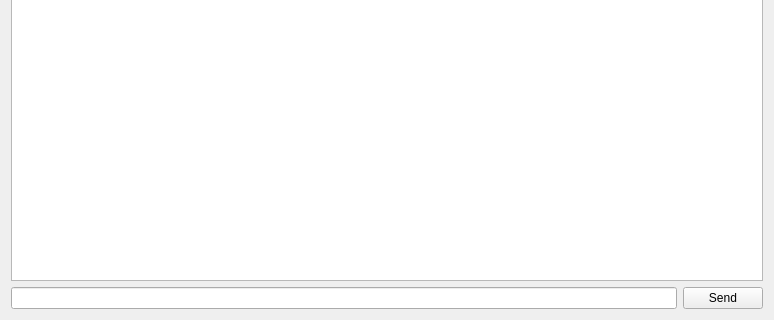
Above: widgets/assistantpanel.ui from wdg-projects/TeamProjectSummer2026 before the change; both pictures show x 0 to 774 and y 324 to 644 of the 774 by 644 pixel window. Below: the same form after it.
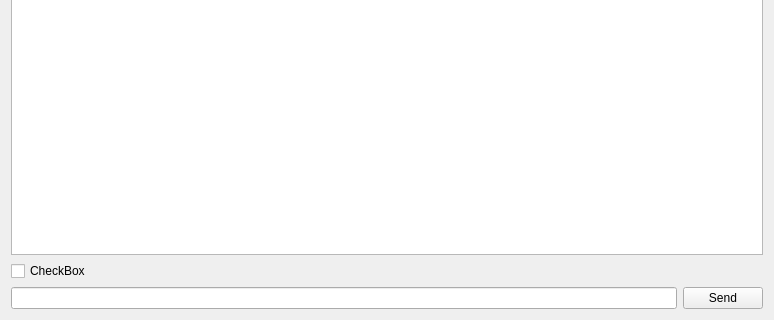
That is the form after the change.

Patch:
```diff
--- a/widgets/assistantpanel.ui
+++ b/widgets/assistantpanel.ui
@@ -21,7 +21,7 @@
   </property>
   <layout class="QVBoxLayout" name="verticalLayout_2">
    <item>
-    <layout class="QVBoxLayout" name="verticalLayout" stretch="0,1,0">
+    <layout class="QVBoxLayout" name="verticalLayout" stretch="0,1,0,0">
      <property name="sizeConstraint">
       <enum>QLayout::SizeConstraint::SetDefaultConstraint</enum>
      </property>
@@ -54,6 +54,13 @@
        </property>
       </widget>
      </item>
+     <item>
+      <widget class="QCheckBox" name="checkBox">
+       <property name="text">
+        <string>CheckBox</string>
+       </property>
+      </widget>
+     </item>
      <item>
       <layout class="QHBoxLayout" name="horizontalLayout">
        <property name="sizeConstraint">
```
